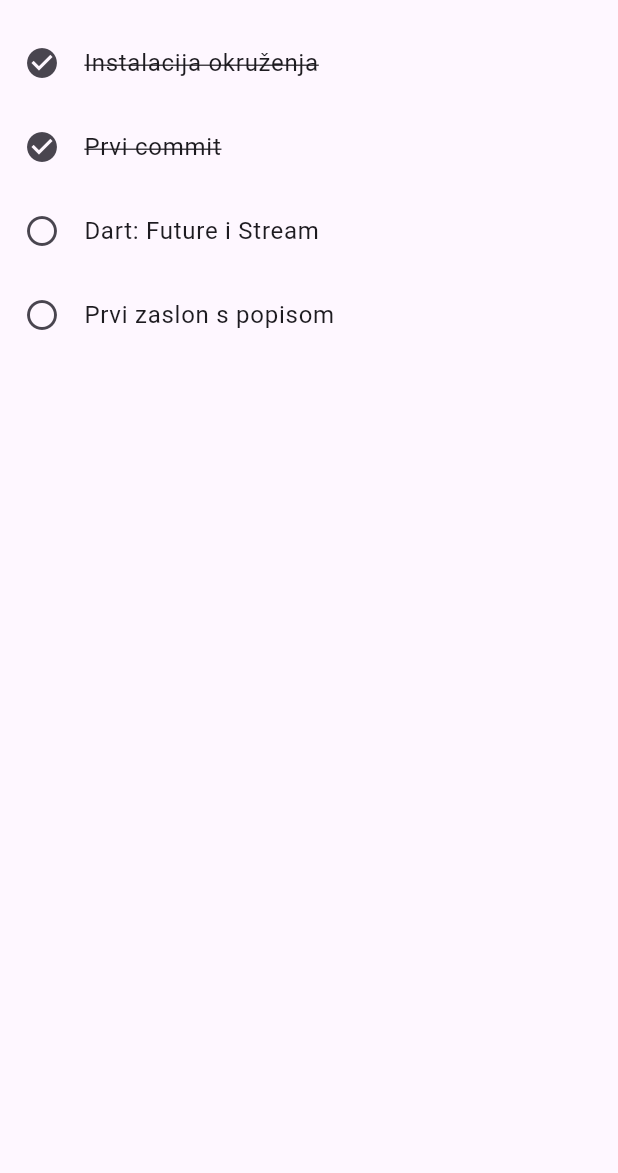
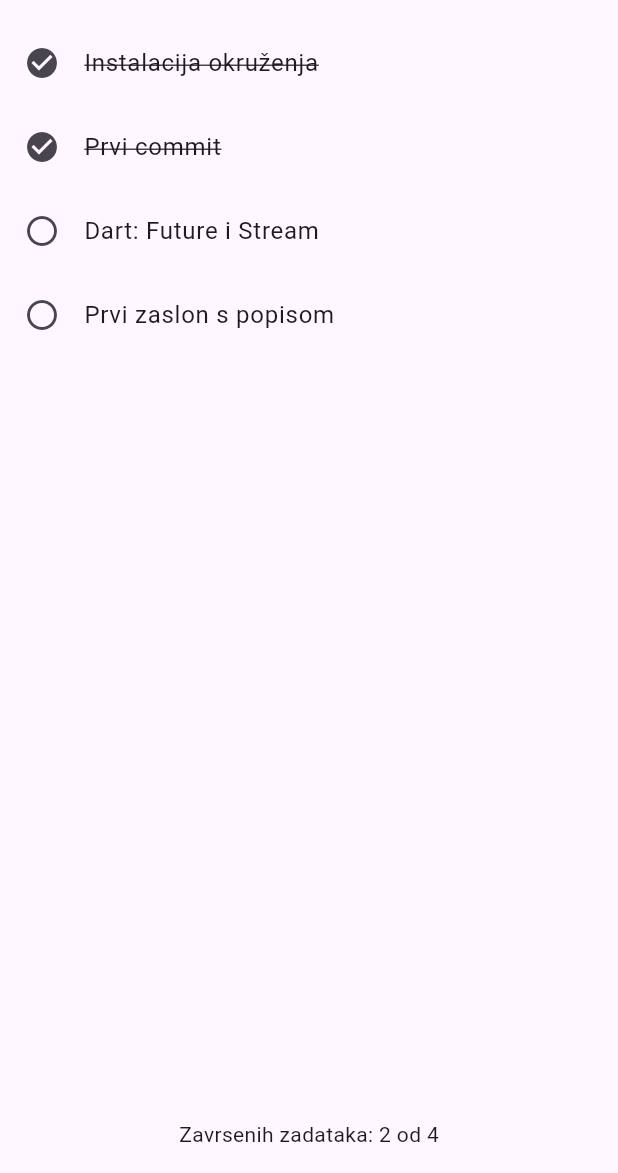
Before and after one commit to mapokapo/nramu_zadatci_app, a Flutter app: the screen it shows after launch, on a phone screen of 412 x 824 dp, the part 63-1236 px from its top. Run offline on Flutter 3.47's test engine with Material 3 defaults, Android fonts, the phone set to English and light mode, and no system bars.

Commit message:
add custom changes to main.dart, update QnA in README

```diff
--- a/lib/main.dart
+++ b/lib/main.dart
@@ -33,10 +33,14 @@ class _ZadatciEkranState extends State<ZadatciEkran> {
 
   late Future<List<Zadatak>> _buduci = _repo.dohvati();
 
-  void _ponovi() {
+  Future<void> _ponovi() async {
     setState(() {
       _buduci = _repo.dohvati();
     });
+
+    try {
+      await _buduci;
+    } catch (_) {}
   }
 
   @override
@@ -46,7 +50,8 @@ class _ZadatciEkranState extends State<ZadatciEkran> {
       body: FutureBuilder<List<Zadatak>>(
         future: _buduci,
         builder: (context, snap) {
-          if (snap.connectionState != ConnectionState.done) {
+          if (snap.connectionState == ConnectionState.waiting &&
+              !snap.hasData) {
             return const Center(child: CircularProgressIndicator());
           }
 
@@ -57,7 +62,7 @@ class _ZadatciEkranState extends State<ZadatciEkran> {
                 children: [
                   const Icon(Icons.error_outline, size: 48, color: Colors.red),
                   const SizedBox(height: 8),
-                  Text('${snap.error}'),
+                  Text('Dogodila se greška prilikom dohvata podataka'),
                   const SizedBox(height: 8),
                   FilledButton(
                     onPressed: _ponovi,
@@ -68,28 +73,57 @@ class _ZadatciEkranState extends State<ZadatciEkran> {
             );
           }
 
-          final zadaci = snap.data!;
+          final zadaci = snap.data ?? [];
 
           if (zadaci.isEmpty) {
-            return const Center(child: Text('Nema zadataka'));
+            return RefreshIndicator(
+              onRefresh: _ponovi,
+              child: ListView(
+                children: const [
+                  SizedBox(
+                    height: 300,
+                    child: Center(child: Text('Nema zadataka')),
+                  ),
+                ],
+              ),
+            );
           }
 
-          return ListView.builder(
+          return Column(
+            children: [
+              Expanded(
+                child: RefreshIndicator(
+                  onRefresh: _ponovi,
+                  child: ListView.builder(
                     itemCount: zadaci.length,
                     itemBuilder: (context, i) {
                       final z = zadaci[i];
                       return ListTile(
                         leading: Icon(
-                  z.zavrsen ? Icons.check_circle : Icons.radio_button_unchecked,
+                          z.zavrsen
+                              ? Icons.check_circle
+                              : Icons.radio_button_unchecked,
                         ),
                         title: Text(
                           z.naslov,
                           style: TextStyle(
-                    decoration: z.zavrsen ? TextDecoration.lineThrough : null,
+                            decoration: z.zavrsen
+                                ? TextDecoration.lineThrough
+                                : null,
                           ),
                         ),
                       );
                     },
+                  ),
+                ),
+              ),
+              Padding(
+                padding: EdgeInsets.all(16),
+                child: Text(
+                  'Zavrsenih zadataka: ${zadaci.where((z) => z.zavrsen).length} od ${zadaci.length}',
+                ),
+              ),
+            ],
           );
         },
       ),
```
Also changed, not shown: 1 other file. Lines whose indentation alone changed are shown as unchanged.
